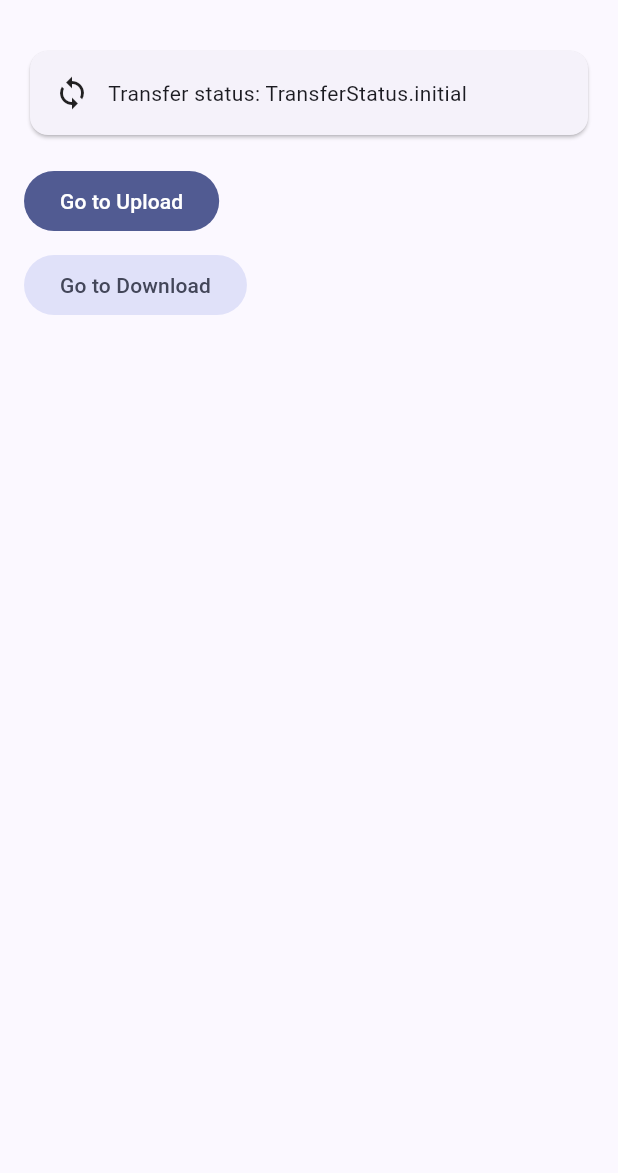
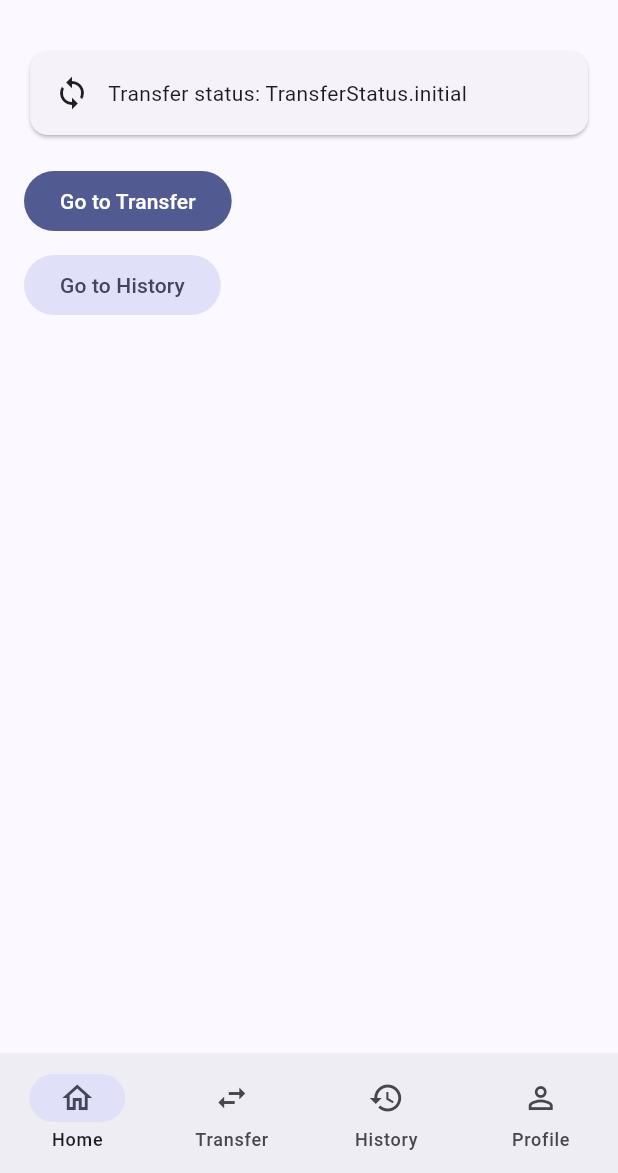
Before and after one commit to AmbrishTripathi6974/tranzo, a Flutter app: the screen it shows after launch, on a phone screen of 412 x 824 dp, the part 63-1236 px from its top. Run offline on Flutter 3.47's test engine with Material 3 defaults, Android fonts, the phone set to English and light mode, and no system bars; our stand-ins replace equatable, file_picker, flutter_bloc, freezed_annotation, get_it, go_router and 2 more; accounts and stored records are empty; generated files the repository leaves out were written again.

Commit message:
Feat: Add history screen and its filters & added test for this

```diff
--- a/lib/core/database/isar/collections/transfer_collection.dart
+++ b/lib/core/database/isar/collections/transfer_collection.dart
@@ -14,6 +14,8 @@ class TransferCollection {
 
   late String senderId;
   late String receiverId;
+  String? senderUsername;
+  String? receiverUsername;
 
   @Enumerated(EnumType.ordinal)
   late TransferStatus status;
--- a/lib/data/datasources/local/transfer_local_data_source.dart
+++ b/lib/data/datasources/local/transfer_local_data_source.dart
@@ -14,6 +14,8 @@ abstract interface class TransferLocalDataSource {
     required String transferId,
     required String senderId,
     required String receiverId,
+    String? senderUsername,
+    String? receiverUsername,
     required String fileId,
     required String fileName,
     required int fileSize,
@@ -73,6 +75,8 @@ class TransferLocalDataSourceImpl implements TransferLocalDataSource {
     required String transferId,
     required String senderId,
     required String receiverId,
+    String? senderUsername,
+    String? receiverUsername,
     required String fileId,
     required String fileName,
     required int fileSize,
@@ -86,6 +90,8 @@ class TransferLocalDataSourceImpl implements TransferLocalDataSource {
         ..transferId = transferId
         ..senderId = senderId
         ..receiverId = receiverId
+        ..senderUsername = senderUsername
+        ..receiverUsername = receiverUsername
         ..status = status
         ..createdAt = createdAt
         ..fileName = fileName
--- a/lib/di/injection_container.dart
+++ b/lib/di/injection_container.dart
@@ -113,8 +113,8 @@ Future<void> configureDependencies() async {
   sl.registerLazySingleton<GetCurrentUser>(
     () => GetCurrentUser(sl<AuthRepository>()),
   );
-  sl.registerLazySingleton<GetTransferHistory>(
-    () => GetTransferHistory(sl<TransferRepository>()),
+  sl.registerLazySingleton<GetTransferHistoryUseCase>(
+    () => GetTransferHistoryUseCase(sl<TransferRepository>()),
   );
   sl.registerLazySingleton<StartUploadUseCase>(
     () => StartUploadUseCase(sl<TransferRepository>()),
@@ -137,7 +137,7 @@ Future<void> configureDependencies() async {
     ),
   );
   sl.registerFactory<HistoryBloc>(
-    () => HistoryBloc(getTransferHistory: sl<GetTransferHistory>()),
+    () => HistoryBloc(getTransferHistory: sl<GetTransferHistoryUseCase>()),
   );
   sl.registerFactory<ProfileBloc>(
     () => ProfileBloc(getCurrentUser: sl<GetCurrentUser>()),
--- a/lib/domain/entities/transfer_entity.dart
+++ b/lib/domain/entities/transfer_entity.dart
@@ -9,6 +9,10 @@ class TransferEntity extends Equatable {
     required this.receiverId,
     required this.status,
     required this.createdAt,
+    required this.fileName,
+    required this.fileSize,
+    this.senderUsername,
+    this.receiverUsername,
     this.expiresAt,
   });
 
@@ -17,6 +21,10 @@ class TransferEntity extends Equatable {
   final String receiverId;
   final TransferStatus status;
   final DateTime createdAt;
+  final String fileName;
+  final int fileSize;
+  final String? senderUsername;
+  final String? receiverUsername;
   final DateTime? expiresAt;
 
   @override
@@ -26,6 +34,10 @@ class TransferEntity extends Equatable {
     receiverId,
     status,
     createdAt,
+    fileName,
+    fileSize,
+    senderUsername,
+    receiverUsername,
     expiresAt,
   ];
 }
--- a/lib/domain/usecases/get_transfer_history_usecase.dart
+++ b/lib/domain/usecases/get_transfer_history_usecase.dart
@@ -1,8 +1,8 @@
 import '../entities/transfer_entity.dart';
 import '../repositories/transfer_repository.dart';
 
-class GetTransferHistory {
-  const GetTransferHistory(this._repository);
+class GetTransferHistoryUseCase {
+  const GetTransferHistoryUseCase(this._repository);
 
   final TransferRepository _repository;
 
@@ -10,3 +10,5 @@ class GetTransferHistory {
     return _repository.getTransferHistory(userId);
   }
 }
+
+typedef GetTransferHistory = GetTransferHistoryUseCase;
--- a/lib/presentation/app.dart
+++ b/lib/presentation/app.dart
@@ -8,7 +8,7 @@ import 'bloc/history/history_bloc.dart';
 import 'bloc/profile/profile_bloc.dart';
 import 'bloc/profile/profile_event.dart';
 import 'bloc/transfer/transfer_bloc.dart';
-import 'router/app_router.dart';
+import 'navigation/app_router.dart';
 
 class App extends StatelessWidget {
   const App({super.key});
--- a/lib/presentation/bloc/history/history_event.dart
+++ b/lib/presentation/bloc/history/history_event.dart
@@ -1,4 +1,6 @@
 import 'package:equatable/equatable.dart';
+
+import 'history_state.dart';
 
 sealed class HistoryEvent extends Equatable {
   const HistoryEvent();
@@ -7,11 +9,20 @@ sealed class HistoryEvent extends Equatable {
   List<Object?> get props => <Object?>[];
 }
 
-class HistoryRequested extends HistoryEvent {
-  const HistoryRequested(this.userId);
+class LoadHistory extends HistoryEvent {
+  const LoadHistory(this.userId);
 
   final String userId;
 
   @override
   List<Object?> get props => <Object?>[userId];
 }
+
+class FilterChanged extends HistoryEvent {
+  const FilterChanged(this.filterType);
+
+  final HistoryFilterType filterType;
+
+  @override
+  List<Object?> get props => <Object?>[filterType];
+}
--- a/lib/presentation/bloc/history/history_state.dart
+++ b/lib/presentation/bloc/history/history_state.dart
@@ -2,28 +2,41 @@ import 'package:equatable/equatable.dart';
 
 import '../../../domain/entities/transfer_entity.dart';
 
-enum HistoryStatus { initial, loading, success, error }
+enum HistoryFilterType { all, sent, received }
+enum HistoryStatus { initial, loading, loaded, empty, error }
 
 class HistoryState extends Equatable {
   const HistoryState({
     this.status = HistoryStatus.initial,
+    this.allItems = const <TransferEntity>[],
     this.items = const <TransferEntity>[],
+    this.filterType = HistoryFilterType.all,
+    this.userId,
     this.errorMessage,
   });
 
   final HistoryStatus status;
+  final List<TransferEntity> allItems;
   final List<TransferEntity> items;
+  final HistoryFilterType filterType;
+  final String? userId;
   final String? errorMessage;
 
   HistoryState copyWith({
     HistoryStatus? status,
+    List<TransferEntity>? allItems,
     List<TransferEntity>? items,
+    HistoryFilterType? filterType,
+    String? userId,
     String? errorMessage,
     bool clearErrorMessage = false,
   }) {
     return HistoryState(
       status: status ?? this.status,
+      allItems: allItems ?? this.allItems,
       items: items ?? this.items,
+      filterType: filterType ?? this.filterType,
+      userId: userId ?? this.userId,
       errorMessage: clearErrorMessage
           ? null
           : (errorMessage ?? this.errorMessage),
@@ -31,5 +44,12 @@ class HistoryState extends Equatable {
   }
 
   @override
-  List<Object?> get props => <Object?>[status, items, errorMessage];
+  List<Object?> get props => <Object?>[
+    status,
+    allItems,
+    items,
+    filterType,
+    userId,
+    errorMessage,
+  ];
 }
--- /dev/null
+++ b/lib/presentation/navigation/app_router.dart
@@ -0,0 +1,96 @@
+import 'package:flutter/material.dart';
+import 'package:flutter_bloc/flutter_bloc.dart';
+import 'package:go_router/go_router.dart';
+
+import '../bloc/profile/profile_bloc.dart';
+import '../bloc/profile/profile_state.dart';
+import '../pages/transfer_home_page.dart';
+import '../pages/upload_page.dart';
+import '../screens/history/history_screen.dart';
+import 'bottom_nav.dart';
+
+abstract final class AppRouter {
+  static final GoRouter router = GoRouter(
+    initialLocation: '/home',
+    routes: <RouteBase>[
+      ShellRoute(
+        builder: (BuildContext context, GoRouterState state, Widget child) {
+          return BottomNav(child: child);
+        },
+        routes: <RouteBase>[
+          GoRoute(
+            path: '/home',
+            pageBuilder: (context, state) => _buildTransitionPage(
+              state: state,
+              child: const TransferHomePage(),
+            ),
+          ),
+          GoRoute(
+            path: '/transfer',
+            pageBuilder: (context, state) => _buildTransitionPage(
+              state: state,
+              child: const UploadPage(),
+            ),
+          ),
+          GoRoute(
+            path: '/history',
+            pageBuilder: (context, state) => _buildTransitionPage(
+              state: state,
+              child: const HistoryScreen(),
+            ),
+          ),
+          GoRoute(
+            path: '/profile',
+            pageBuilder: (context, state) => _buildTransitionPage(
+              state: state,
+              child: const _ProfileScreen(),
+            ),
+          ),
+        ],
+      ),
+    ],
+  );
+
+  static CustomTransitionPage<void> _buildTransitionPage({
+    required GoRouterState state,
+    required Widget child,
+  }) {
+    return CustomTransitionPage<void>(
+      key: state.pageKey,
+      transitionDuration: const Duration(milliseconds: 300),
+      child: child,
+      transitionsBuilder: (context, animation, secondaryAnimation, child) {
+        final Tween<Offset> slideTween = Tween<Offset>(
+          begin: const Offset(0.16, 0),
+          end: Offset.zero,
+        );
+        return FadeTransition(
+          opacity: animation,
+          child: SlideTransition(
+            position: animation.drive(slideTween),
+            child: child,
+          ),
+        );
+      },
+    );
+  }
+}
+
+class _ProfileScreen extends StatelessWidget {
+  const _ProfileScreen();
+
+  @override
+  Widget build(BuildContext context) {
+    return Scaffold(
+      appBar: AppBar(title: const Text('Profile')),
+      body: Center(
+        child: BlocBuilder<ProfileBloc, ProfileState>(
+          builder: (context, state) {
+            final String username = state.user?.username ?? 'Unknown';
+            return Text('Username: $username');
+          },
+        ),
+      ),
+    );
+  }
+}
--- /dev/null
+++ b/lib/presentation/navigation/bottom_nav.dart
@@ -0,0 +1,62 @@
+import 'package:flutter/material.dart';
+import 'package:go_router/go_router.dart';
+
+class BottomNav extends StatelessWidget {
+  const BottomNav({required this.child, super.key});
+
+  final Widget child;
+
+  static const List<String> _paths = <String>[
+    '/home',
+    '/transfer',
+    '/history',
+    '/profile',
+  ];
+
+  @override
+  Widget build(BuildContext context) {
+    final String location = GoRouterState.of(context).uri.path;
+    final int currentIndex = _indexForLocation(location);
+
+    return Scaffold(
+      body: child,
+      bottomNavigationBar: NavigationBar(
+        selectedIndex: currentIndex,
+        onDestinationSelected: (int index) {
+          if (index == currentIndex) {
+            return;
+          }
+          context.go(_paths[index]);
+        },
+        destinations: const <NavigationDestination>[
+          NavigationDestination(icon: Icon(Icons.home_outlined), label: 'Home'),
+          NavigationDestination(
+            icon: Icon(Icons.swap_horiz_outlined),
+            label: 'Transfer',
+          ),
+          NavigationDestination(
+            icon: Icon(Icons.history_outlined),
+            label: 'History',
+          ),
+          NavigationDestination(
+            icon: Icon(Icons.person_outline),
+            label: 'Profile',
+          ),
+        ],
+      ),
+    );
+  }
+
+  int _indexForLocation(String location) {
+    if (location.startsWith('/transfer')) {
+      return 1;
+    }
+    if (location.startsWith('/history')) {
+      return 2;
+    }
+    if (location.startsWith('/profile')) {
+      return 3;
+    }
+    return 0;
+  }
+}
--- a/lib/presentation/pages/transfer_home_page.dart
+++ b/lib/presentation/pages/transfer_home_page.dart
@@ -26,13 +26,13 @@ class TransferHomePage extends StatelessWidget {
             ),
             const SizedBox(height: 16),
             FilledButton(
-              onPressed: () => context.push(RouteNames.upload),
-              child: const Text('Go to Upload'),
+              onPressed: () => context.go(RouteNames.transfer),
+              child: const Text('Go to Transfer'),
             ),
             const SizedBox(height: 8),
             FilledButton.tonal(
-              onPressed: () => context.push(RouteNames.download),
-              child: const Text('Go to Download'),
+              onPressed: () => context.go(RouteNames.history),
+              child: const Text('Go to History'),
             ),
           ],
         ),
--- a/lib/presentation/router/app_router.dart
+++ b/lib/presentation/router/app_router.dart
@@ -3,6 +3,7 @@ import 'package:go_router/go_router.dart';
 import '../pages/download_page.dart';
 import '../pages/transfer_home_page.dart';
 import '../pages/upload_page.dart';
+import '../screens/history/history_screen.dart';
 import 'route_names.dart';
 
 abstract final class AppRouter {
@@ -14,11 +15,15 @@ abstract final class AppRouter {
         builder: (context, state) => const TransferHomePage(),
       ),
       GoRoute(
-        path: RouteNames.upload,
+        path: RouteNames.transfer,
         builder: (context, state) => const UploadPage(),
       ),
       GoRoute(
-        path: RouteNames.download,
+        path: RouteNames.history,
+        builder: (context, state) => const HistoryScreen(),
+      ),
+      GoRoute(
+        path: RouteNames.profile,
         builder: (context, state) => const DownloadPage(),
       ),
     ],
--- a/lib/presentation/router/route_names.dart
+++ b/lib/presentation/router/route_names.dart
@@ -1,5 +1,6 @@
 abstract final class RouteNames {
-  static const String home = '/';
-  static const String upload = '/upload';
-  static const String download = '/download';
+  static const String home = '/home';
+  static const String transfer = '/transfer';
+  static const String history = '/history';
+  static const String profile = '/profile';
 }
```
Also changed, not shown: lib/data/models/transfer_model.dart (+12 -0 lines), lib/data/repositories/transfer_repository_impl.dart (+14 -0 lines), lib/presentation/bloc/history/history_bloc.dart (+61 -8 lines), lib/presentation/screens/history/history_screen.dart (added, +131 -0 lines), lib/presentation/widgets/transfer_list_item.dart (added, +105 -0 lines), lib/core/database/isar/collections/file_collection.g.dart, lib/core/database/isar/collections/transfer_collection.g.dart, lib/data/models/transfer_model.freezed.dart, lib/data/models/transfer_model.g.dart, 1 other file.
